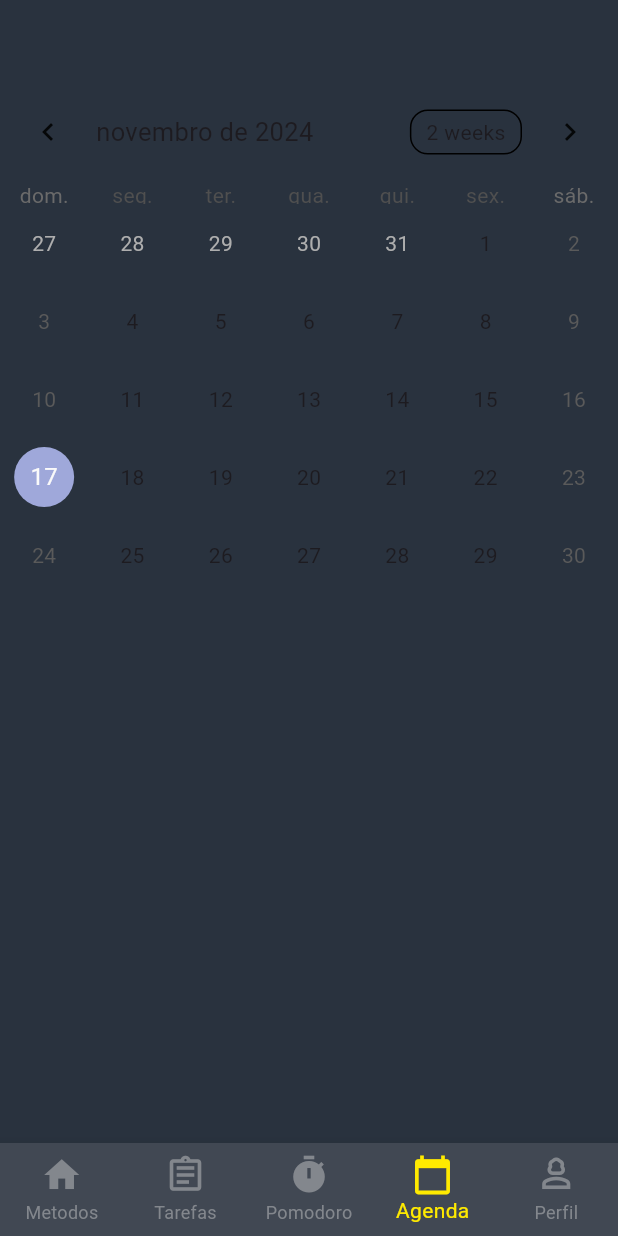
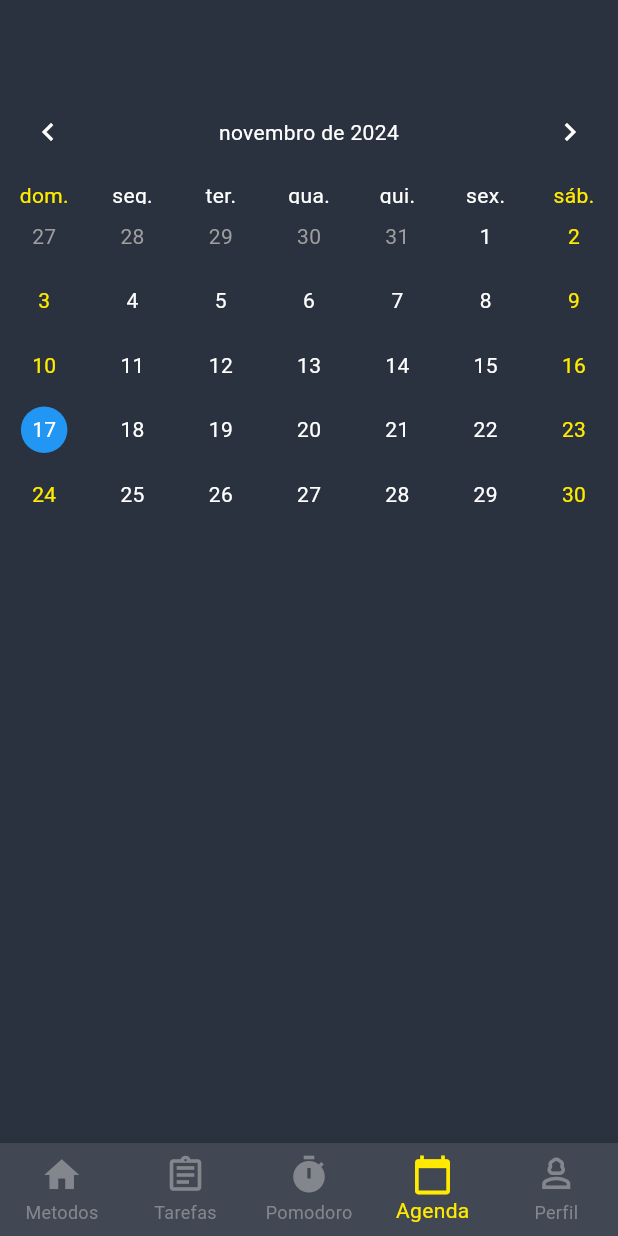
Before and after one commit to Kevengrf/Illumina, a Flutter app: the screen it shows after launch, item 4 of the bottom bar chosen, on a phone screen of 412 x 824 dp. Run offline on Flutter 3.47's test engine with Material 3 defaults, Android fonts, the phone set to English and light mode, and no system bars; drawn by our look-alikes of table_calendar; our stand-ins replace date_picker_timeline, parse_server_sdk_flutter; network calls fail.

Commit message:
style: improving the stylization of the "agenda" screen and its structure

```diff
--- a/lib/screens/agenda/Agenda.dart
+++ b/lib/screens/agenda/Agenda.dart
@@ -12,6 +12,12 @@ class AgendaState extends State<Agenda> {
 
   DateTime today = DateTime.now();
 
+  void _onDaySelected(DateTime day,DateTime focusedDay) {
+    setState(() {
+      today = day;
+    });
+  }
+
 
   @override
   Widget build(BuildContext context) {
@@ -25,11 +31,44 @@ class AgendaState extends State<Agenda> {
       Container(
         child: TableCalendar(
           locale: "pt_BR",
+          rowHeight: 43,
+          availableGestures: AvailableGestures.all,
+          selectedDayPredicate: (day) => isSameDay(day, today),
         focusedDay: today,
         firstDay: DateTime.utc(2010, 10, 16),
-        lastDay: DateTime(2030, 3, 14)),
-      )
-    ],
-    );
+        lastDay: DateTime(2030, 3, 14),
+        onDaySelected: _onDaySelected,
+        headerStyle: HeaderStyle(
+        formatButtonVisible: false,
+        titleCentered: true,
+        titleTextStyle: TextStyle(color: Colors.white),
+            leftChevronIcon: Icon(Icons.chevron_left, color: Colors.white),
+            rightChevronIcon: Icon(Icons.chevron_right, color: Colors.white),
+          ),
+          calendarStyle: CalendarStyle(
+            todayDecoration: BoxDecoration(
+              color: Colors.orange,
+              shape: BoxShape.circle,
+            ),
+            todayTextStyle: TextStyle(color: Colors.white),
+            selectedDecoration: BoxDecoration(
+              color: Colors.blue,
+              shape: BoxShape.circle,
+            ),
+            selectedTextStyle: TextStyle(color: Colors.white),
+            weekendTextStyle: TextStyle(color: Color.fromRGBO(255, 234, 0, 1),),
+            defaultTextStyle: TextStyle(color: Colors.white),
+            outsideTextStyle: TextStyle(color: Colors.grey),
+            markersMaxCount: 1,
+            markerDecoration: BoxDecoration(
+              color: Colors.green,
+              shape: BoxShape.circle,
+            ),
+          ),
+          daysOfWeekStyle: DaysOfWeekStyle(weekdayStyle: TextStyle(color: Colors.white),
+          weekendStyle: TextStyle(color: Color.fromRGBO(255, 234, 0, 1),)),
+        ),
+      ),
+    ]);
   }
 }
```
